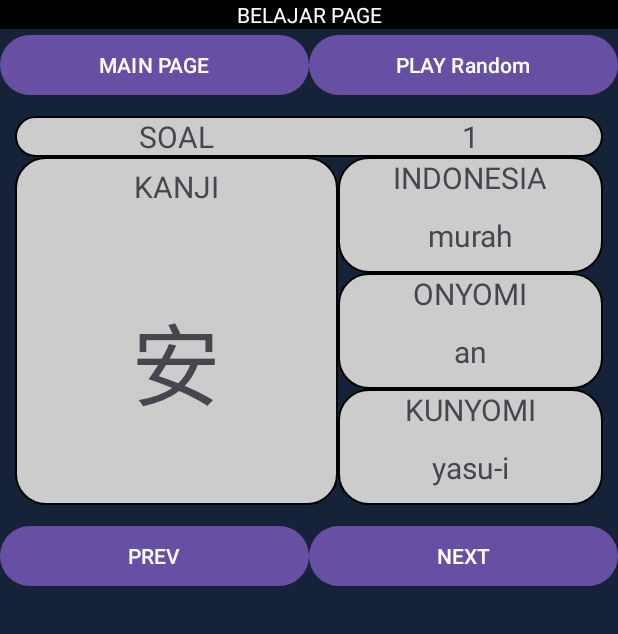
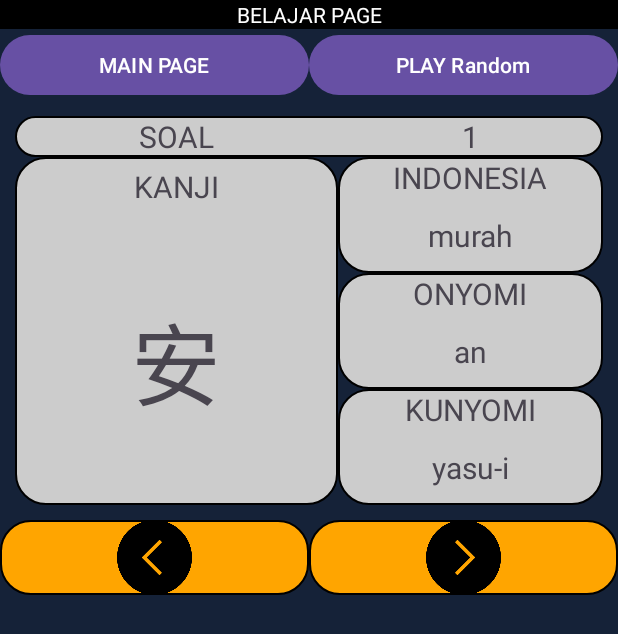
Before and after one commit to FarrynVermilion/UTS, an Android app: the belajar screen opened directly, with no data from a screen before it, on a phone screen of 412 x 824 dp. Shown: the top 634 px of the screen. Run offline under Robolectric (Android 15) with nearby library versions, the phone set to English and light mode, and no system bars.

Commit message:
add image button

```diff
--- a/app/src/main/res/layout/belajar.xml
+++ b/app/src/main/res/layout/belajar.xml
@@ -247,25 +247,33 @@
     <TableLayout
         android:layout_width="match_parent"
         android:layout_height="wrap_content"
+        android:gravity="center"
         android:stretchColumns="*">
+
         <TableRow
             android:layout_width="match_parent"
             android:layout_height="wrap_content"
-            >
-            <Button
-                android:layout_height="match_parent"
-                android:layout_width="0sp"
-                android:text="@string/b2"
+            android:layout_gravity="center">
+
+            <ImageButton
+                android:layout_width="20sp"
+                android:layout_height="50sp"
+                android:background="@drawable/line0"
                 android:onClick="prev"
+                android:scaleType="fitCenter"
+                android:src="@drawable/lefty"
                 >
-            </Button>
-            <Button
-                android:layout_height="match_parent"
-                android:layout_width="0sp"
-                android:text="@string/b3"
+            </ImageButton>
+
+            <ImageButton
+                android:layout_width="20sp"
+                android:layout_height="50sp"
+                android:background="@drawable/line0"
                 android:onClick="next"
+                android:scaleType="fitCenter"
+                android:src="@drawable/righty"
                 >
-            </Button>
+            </ImageButton>
         </TableRow>
     </TableLayout>
 </LinearLayout>
```
Also changed, not shown: app/src/main/res/layout/activity_main.xml (+13 -9 lines), app/src/main/res/drawable-hdpi/ic_image_button_0.png (deleted), app/src/main/res/drawable-mdpi/ic_image_button_0.png (deleted), app/src/main/res/drawable-xhdpi/ic_image_button_0.png (deleted), app/src/main/res/drawable-xxhdpi/ic_image_button_0.png (deleted), app/src/main/res/drawable-xxxhdpi/ic_image_button_0.png (deleted), app/src/main/res/drawable/kunyomi.png (deleted), app/src/main/res/drawable/lefty.png (added), app/src/main/res/drawable/onyomi.png (deleted), app/src/main/res/drawable/righty.png (added).
